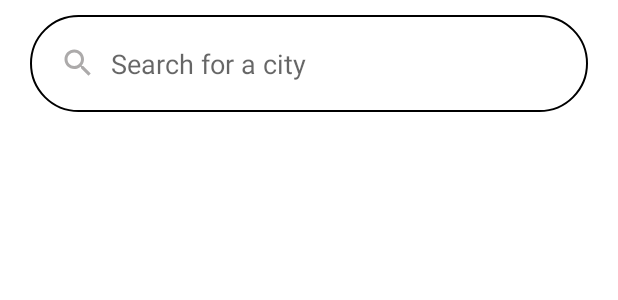
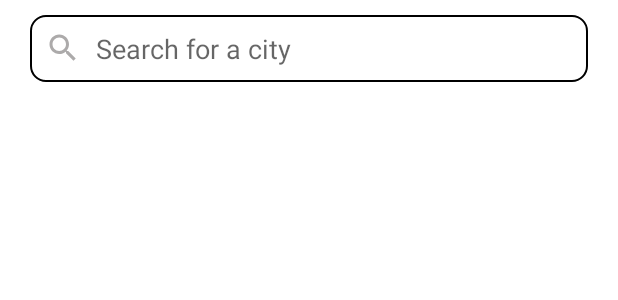
Before and after one commit to samadtalukder/Swipey-Assessment-Test, an Android app: the layout activity_main.xml on its own in the app's theme, with its tools: preview values and no code run, on a phone screen of 412 x 824 dp. Shown: the top 300 px of the screen. Run offline under Robolectric (Android 15) with nearby library versions, the phone set to English and light mode, and no system bars.

Commit message:
lastUpdatedTime, Real Feel, UV index values added

```diff
--- a/app/src/main/java/com/samad_talukder/swipeyassessmenttest/features/main/MainActivity.kt
+++ b/app/src/main/java/com/samad_talukder/swipeyassessmenttest/features/main/MainActivity.kt
@@ -10,6 +10,7 @@ import com.samad_talukder.swipeyassessmenttest.databinding.ActivityMainBinding
 import com.samad_talukder.swipeyassessmenttest.features.main.viewmodel.WeathersViewModel
 import com.samad_talukder.swipeyassessmenttest.utils.CustomProgressBar.hideProgressBar
 import com.samad_talukder.swipeyassessmenttest.utils.CustomProgressBar.showProgressBar
+import com.samad_talukder.swipeyassessmenttest.utils.DateUtils
 import com.samad_talukder.swipeyassessmenttest.utils.hideKeyboard
 import com.samad_talukder.swipeyassessmenttest.utils.loadWeatherIcon
 import com.samad_talukder.swipeyassessmenttest.utils.showToast
@@ -29,7 +30,7 @@ class MainActivity : AppCompatActivity() {
 
         binding.edtSearchCity.setOnEditorActionListener { v, actionId, _ ->
 
-            if (actionId == EditorInfo.IME_ACTION_DONE) {
+            if (actionId == EditorInfo.IME_ACTION_SEARCH) {
 
                 val searchCity = binding.edtSearchCity.text.toString()
 
@@ -65,6 +66,7 @@ class MainActivity : AppCompatActivity() {
 
                     if (!isNull(response.data)) {
                         response.data?.let {
+                            val lastUpdatedTime = DateUtils.convertUpdatedDate(it.current.last_updated)
 
                             binding.cvWeather.visibility = View.VISIBLE
                             binding.cvDetails.visibility = View.VISIBLE
@@ -72,12 +74,16 @@ class MainActivity : AppCompatActivity() {
 
                             binding.tvLocation.text = "${it.location.name}, ${it.location.country}"
                             binding.tvTemperatureValue.text = "${it.current.temp_c}"
+                            binding.tvLastUpdated.text = "Last Updated: $lastUpdatedTime"
                             binding.tvCondition.text = it.current.condition.text
+                            binding.tvFeelsLike.text = "Real Feel ${it.current.feelslike_c}"
+
                             binding.ivWeatherIcon.loadWeatherIcon(it.current.condition.icon)
 
                             binding.tvHumidityValue.text = "${it.current.humidity} %"
-                            binding.tvNwWindValue.text = "${it.current.wind_mph} mph"
+                            binding.tvNwWindValue.text = "${it.current.wind_kph} km/h"
                             binding.tvPressureValue.text = "${it.current.pressure_in} inHg"
+                            binding.tvUvIndexValue.text = "${it.current.uv} of 10"
 
 
                         }
--- a/app/src/main/res/drawable/bg_search_round.xml
+++ b/app/src/main/res/drawable/bg_search_round.xml
@@ -1,6 +1,6 @@
 <shape xmlns:android="http://schemas.android.com/apk/res/android"
     android:shape="rectangle">
-    <corners android:radius="60dp" />
+    <corners android:radius="10dp" />
     <stroke
         android:width="1dp"
         android:angle="90"
--- a/app/src/main/res/layout/activity_main.xml
+++ b/app/src/main/res/layout/activity_main.xml
@@ -16,9 +16,9 @@
         android:drawableLeft="@drawable/ic_search"
         android:drawablePadding="10dp"
         android:hint="@string/search_city"
-        android:imeOptions="actionDone"
+        android:imeOptions="actionSearch"
         android:inputType="text"
-        android:padding="20dp"
+        android:padding="10dp"
         app:layout_constraintEnd_toEndOf="parent"
         app:layout_constraintStart_toStartOf="parent"
         app:layout_constraintTop_toTopOf="parent" />
@@ -37,6 +37,7 @@
         app:layout_constraintTop_toBottomOf="@id/edt_search_city">
 
         <RelativeLayout
+            android:id="@+id/rl_location"
             android:layout_width="match_parent"
             android:layout_height="wrap_content"
             android:orientation="vertical"
@@ -49,10 +50,20 @@
                 android:textColor="@color/black"
                 android:textSize="20sp" />
 
+            <androidx.appcompat.widget.AppCompatTextView
+                android:id="@+id/tv_last_updated"
+                android:layout_width="wrap_content"
+                android:layout_height="wrap_content"
+                android:layout_below="@id/tv_location"
+                android:textColor="@color/black"
+                android:layout_marginTop="2dp"
+                android:textSize="13sp" />
+
             <androidx.appcompat.widget.AppCompatImageView
                 android:id="@+id/iv_weather_icon"
                 android:layout_width="120dp"
                 android:layout_height="120dp"
+                android:padding="5dp"
                 android:layout_alignParentEnd="true"
                 android:layout_centerInParent="true"
                 android:src="@drawable/ic_weather" />
@@ -61,8 +72,7 @@
                 android:id="@+id/rl_temperature"
                 android:layout_width="wrap_content"
                 android:layout_height="wrap_content"
-                android:layout_below="@id/tv_location"
-                android:layout_marginTop="10dp">
+                android:layout_below="@id/tv_last_updated">
 
                 <androidx.appcompat.widget.AppCompatTextView
                     android:id="@+id/tv_temperature_value"
@@ -87,10 +97,18 @@
             </RelativeLayout>
 
             <androidx.appcompat.widget.AppCompatTextView
+                android:id="@+id/tv_feels_like"
+                android:layout_width="wrap_content"
+                android:layout_height="wrap_content"
+                android:layout_below="@+id/rl_temperature"
+                android:layout_marginTop="10dp"
+                android:textColor="@color/black" />
+
+            <androidx.appcompat.widget.AppCompatTextView
                 android:id="@+id/tv_condition"
                 android:layout_width="wrap_content"
                 android:layout_height="wrap_content"
-                android:layout_below="@+id/rl_temperature"
+                android:layout_below="@+id/tv_feels_like"
                 android:layout_marginTop="10dp"
                 android:background="@drawable/bg_btn_round"
                 android:padding="10dp"
@@ -101,13 +119,12 @@
 
     </androidx.cardview.widget.CardView>
 
-
     <androidx.appcompat.widget.AppCompatTextView
         android:id="@+id/tv_no_location"
         android:layout_width="wrap_content"
         android:layout_height="wrap_content"
         android:layout_alignParentStart="true"
-        android:text="Location Was Not Found"
+        android:text="@string/location_was_not_found"
         android:textColor="@color/black"
         android:textSize="18sp"
         android:visibility="gone"
@@ -115,7 +132,6 @@
         app:layout_constraintEnd_toEndOf="parent"
         app:layout_constraintStart_toStartOf="parent"
         app:layout_constraintTop_toTopOf="parent" />
-
 
     <androidx.cardview.widget.CardView
         android:id="@+id/cv_details"
@@ -139,14 +155,15 @@
             <RelativeLayout
                 android:id="@+id/rl_humidity"
                 android:layout_width="match_parent"
-                android:layout_height="wrap_content">
+                android:layout_height="wrap_content"
+                android:paddingVertical="8dp">
 
                 <androidx.appcompat.widget.AppCompatTextView
                     android:id="@+id/tv_humidity"
                     android:layout_width="wrap_content"
                     android:layout_height="wrap_content"
                     android:layout_alignParentStart="true"
-                    android:text="Humidity"
+                    android:text="@string/humidity"
                     android:textColor="@color/black"
                     android:textSize="14sp" />
 
@@ -158,7 +175,6 @@
                     android:layout_alignParentEnd="true"
                     android:layout_toEndOf="@id/tv_humidity"
                     android:gravity="end"
-                    android:text="0"
                     android:textColor="@color/black"
                     android:textSize="14sp"
                     android:textStyle="bold" />
@@ -176,7 +192,7 @@
                     android:layout_width="wrap_content"
                     android:layout_height="wrap_content"
                     android:layout_alignParentStart="true"
-                    android:text="NW Wind"
+                    android:text="@string/nw_wind"
                     android:textColor="@color/black"
                     android:textSize="14sp" />
 
@@ -188,7 +204,6 @@
                     android:layout_alignParentEnd="true"
                     android:layout_toEndOf="@id/tv_nw_wind"
                     android:gravity="end"
-                    android:text="0"
                     android:textColor="@color/black"
                     android:textSize="14sp"
                     android:textStyle="bold" />
@@ -206,7 +221,7 @@
                     android:layout_width="wrap_content"
                     android:layout_height="wrap_content"
                     android:layout_alignParentStart="true"
-                    android:text="Pressure"
+                    android:text="@string/pressure"
                     android:textColor="@color/black"
                     android:textSize="14sp" />
 
@@ -218,7 +233,35 @@
                     android:layout_alignParentEnd="true"
                     android:layout_toEndOf="@id/tv_pressure"
                     android:gravity="end"
-                    android:text="0"
+                    android:textColor="@color/black"
+                    android:textSize="14sp"
+                    android:textStyle="bold" />
+
+            </RelativeLayout>
+
+            <RelativeLayout
+                android:id="@+id/rl_uv_index"
+                android:layout_width="match_parent"
+                android:layout_height="wrap_content"
+                android:paddingVertical="8dp">
+
+                <androidx.appcompat.widget.AppCompatTextView
+                    android:id="@+id/tv_uv_index"
+                    android:layout_width="wrap_content"
+                    android:layout_height="wrap_content"
+                    android:layout_alignParentStart="true"
+                    android:text="@string/uv_index"
+                    android:textColor="@color/black"
+                    android:textSize="14sp" />
+
+
+                <androidx.appcompat.widget.AppCompatTextView
+                    android:id="@+id/tv_uv_index_value"
+                    android:layout_width="wrap_content"
+                    android:layout_height="wrap_content"
+                    android:layout_alignParentEnd="true"
+                    android:layout_toEndOf="@id/tv_uv_index"
+                    android:gravity="end"
                     android:textColor="@color/black"
                     android:textSize="14sp"
                     android:textStyle="bold" />
```
